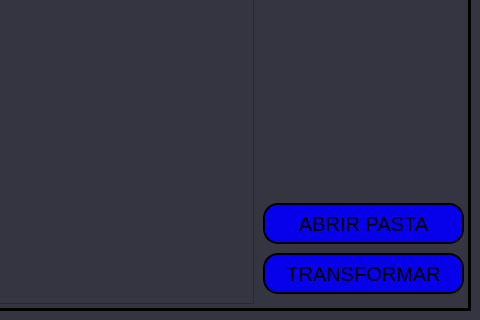
Qt form interface/mainW.ui (AlexandreSilvestrin/Programa-automacao) before a commit; both pictures show x 550 to 1030 and y 580 to 900 of the 1030 by 900 pixel window.
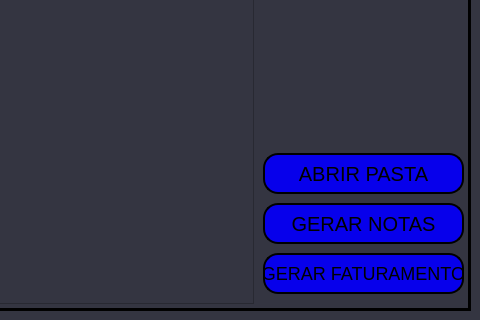
The same form after that commit. The open tabs and pages were chosen to show the change.

Diff of the .ui file:
```diff
--- a/interface/mainW.ui
+++ b/interface/mainW.ui
@@ -126,7 +126,7 @@
       <property name="geometry">
        <rect>
         <x>800</x>
-        <y>760</y>
+        <y>710</y>
         <width>201</width>
         <height>41</height>
        </rect>
@@ -150,7 +150,7 @@
 }</string>
       </property>
       <property name="text">
-       <string>TRANSFORMAR</string>
+       <string>GERAR NOTAS</string>
       </property>
      </widget>
      <widget class="QPushButton" name="btnNotaarq">
@@ -295,7 +295,7 @@
       <property name="geometry">
        <rect>
         <x>800</x>
-        <y>710</y>
+        <y>660</y>
         <width>201</width>
         <height>41</height>
        </rect>
@@ -622,6 +622,42 @@
        </property>
       </item>
      </widget>
+     <widget class="QPushButton" name="btnFATtransformar">
+      <property name="geometry">
+       <rect>
+        <x>800</x>
+        <y>760</y>
+        <width>201</width>
+        <height>41</height>
+       </rect>
+      </property>
+      <property name="font">
+       <font>
+        <pointsize>-1</pointsize>
+       </font>
+      </property>
+      <property name="styleSheet">
+       <string notr="true">QPushButton{
+border-radius: 15px;
+border-width:2px;
+border-style:outset;
+border-color:black;
+	background-color: rgb(7, 0, 235);
+font-size: 18px;
+}
+QPushButton:hover{
+border-radius: 15px;
+border-width:2px;
+border-style:outset;
+border-color:black;
+	background-color: rgb(87, 255, 92);
+font-size: 20px;
+}</string>
+      </property>
+      <property name="text">
+       <string>GERAR FATURAMENTO</string>
+      </property>
+     </widget>
     </widget>
     <widget class="QWidget" name="pagPRN">
      <widget class="QLabel" name="label_2">
```
Left out of the diff: 2 changed lines with no effect on the pictures.
